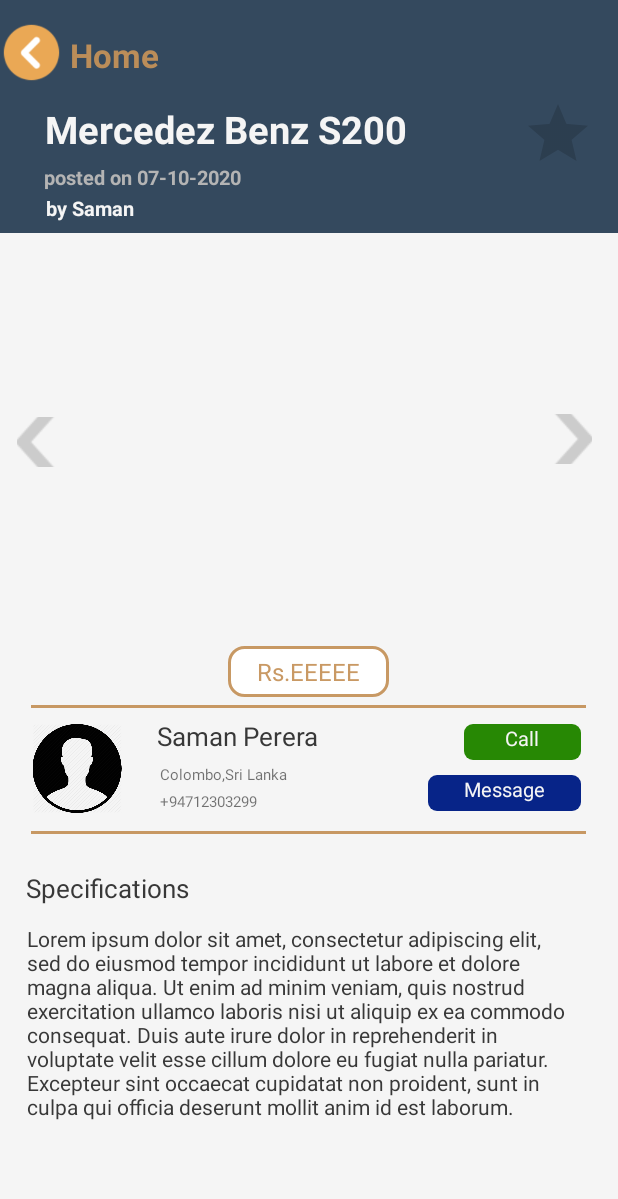
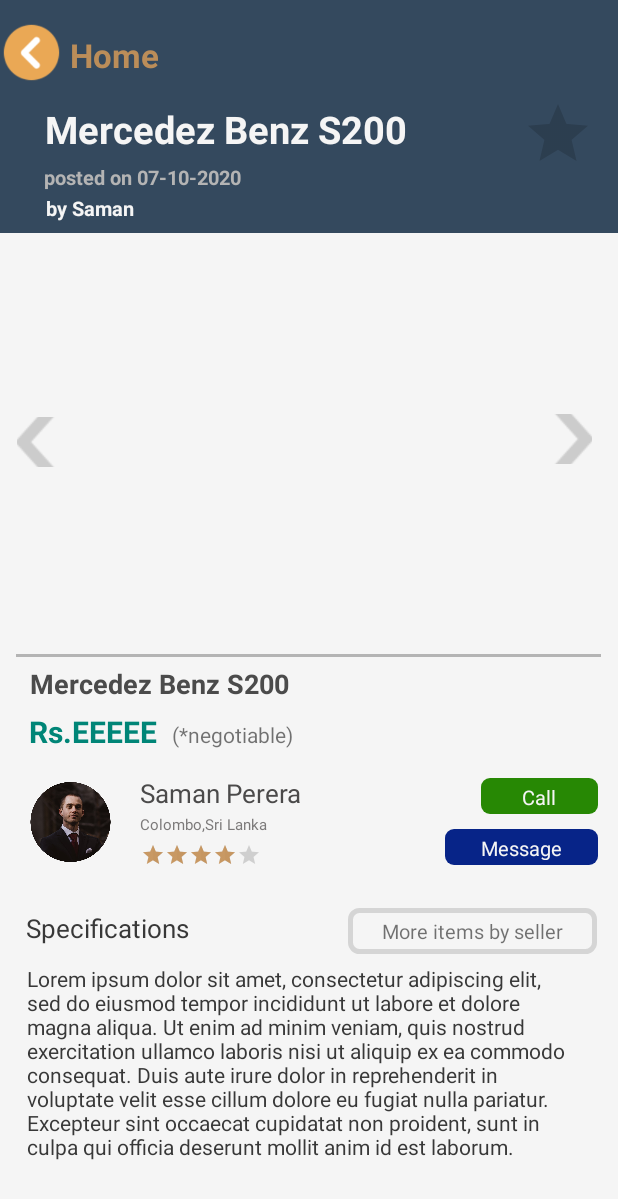
Before and after one commit to Damish/Ads_lk, an Android app: the layout fragment_item_profile_2.xml on its own in the app's theme, with its tools: preview values and no code run, on a phone screen of 412 x 824 dp. Shown: the top 1199 px of the screen. Run offline under Robolectric (Android 15) with nearby library versions, the phone set to English and light mode, and no system bars.

Commit message:
Added Seller Details page

```diff
--- a/app/src/main/java/com/damishs/ads_lk/ui/home/HomeFragment.java
+++ b/app/src/main/java/com/damishs/ads_lk/ui/home/HomeFragment.java
@@ -76,8 +76,6 @@ public class HomeFragment extends Fragment implements MyAdapter2.OnItemListener,
 
         // 2. set layoutManger
         //recyclerView2.setLayoutManager(new LinearLayoutManager(getActivity()));
-
-
 
         recyclerView.setLayoutManager(new GridLayoutManager(getContext(),1, GridLayoutManager.HORIZONTAL, false));
 
--- a/app/src/main/java/com/damishs/ads_lk/ui/home/ItemProfile2.java
+++ b/app/src/main/java/com/damishs/ads_lk/ui/home/ItemProfile2.java
@@ -4,8 +4,6 @@ import android.content.Intent;
 import android.net.Uri;
 import android.os.Bundle;
 import android.view.View;
-import android.view.animation.Animation;
-import android.view.animation.AnimationUtils;
 import android.widget.Button;
 import android.widget.ImageView;
 import android.widget.TextView;
@@ -39,7 +37,7 @@ public class ItemProfile2 extends AppCompatActivity implements View.OnClickListe
     @Override
     protected void onCreate(Bundle savedInstanceState) {
         super.onCreate(savedInstanceState);
-        setContentView(R.layout.activity_item_profile_2);
+        setContentView(R.layout.fragment_item_profile_2);
 
         txtAdName= findViewById(R.id.AdName);
         txtPublishedDate= findViewById(R.id.AdDate);
--- a/app/src/main/res/layout/adlistitem4.xml
+++ b/app/src/main/res/layout/adlistitem4.xml
@@ -5,7 +5,7 @@
     android:layout_width="wrap_content"
     android:layout_height="wrap_content"
     android:layout_margin="8dp"
-    android:background="@drawable/adapter_border_2"
+    android:background="@drawable/adapter_border_3"
     >
 
 
--- a/app/src/main/res/layout/activity_item_profile_2.xml
+++ b/app/src/main/res/layout/fragment_item_profile_2.xml
@@ -148,54 +148,104 @@
             android:layout_marginEnd="50dp">
 
         </ImageView>
+
     </RelativeLayout>
+
+    <View
+        android:id="@+id/divider2"
+        android:layout_width="390dp"
+        android:layout_height="2dp"
+        android:layout_gravity="center_horizontal"
+        android:layout_marginTop="5dp"
+        android:layout_marginBottom="5dp"
+        android:background="@color/color_bg_ash" />
 
     <LinearLayout
         android:layout_width="match_parent"
         android:layout_height="wrap_content"
-        android:gravity="center"
-        android:layout_marginBottom="5dp">
+        android:layout_gravity="center"
+        android:layout_marginBottom="5dp"
+        android:orientation="vertical">
+
+        <TextView
+            android:id="@+id/adName2"
+            android:layout_width="200dp"
+            android:layout_height="wrap_content"
+            android:layout_marginStart="20sp"
+            android:text="Mercedez Benz S200"
+            android:layout_weight="1"
+            android:textColor="#4B4B4B"
+            android:textSize="18sp"
+            android:textStyle="bold" />
+<LinearLayout
+    android:layout_width="match_parent"
+    android:layout_height="wrap_content"
+    android:orientation="horizontal">
 
     <TextView
         android:id="@+id/txtPrice"
         android:layout_width="wrap_content"
         android:layout_height="wrap_content"
+        android:paddingLeft="19dp"
+        android:paddingTop="6dp"
+        android:paddingRight="10dp"
+        android:paddingBottom="6dp"
+        android:text="Rs.EEEEE"
         android:textAlignment="center"
-            android:text="Rs.EEEEE"
-            android:textSize="16sp"
-            android:paddingTop="6dp"
-            android:paddingLeft="19dp"
-            android:paddingRight="19dp"
-            android:paddingBottom= "6dp"
-            android:background="@drawable/adapter_border_1"
-            android:textColor="@color/color_bg_gold">
+        android:textColor="@color/colorPrimary"
+        android:textSize="20sp"
+        android:textStyle="bold" />
 
-        </TextView>
+    <TextView
+        android:id="@+id/textView5"
+        android:layout_width="match_parent"
+        android:layout_height="wrap_content"
+        android:layout_weight="1"
+        android:text="(*negotiable)" />
+</LinearLayout>
     </LinearLayout>
 
-    <View
-        android:id="@+id/divider2"
-        android:layout_width="370dp"
-        android:layout_gravity="center_horizontal"
-        android:layout_height="2dp"
-        android:background="@color/color_bg_gold" />
+<!--    <View-->
+<!--        android:id="@+id/divider2"-->
+<!--        android:layout_width="match_parent"-->
+<!--        android:layout_gravity="center_horizontal"-->
+<!--        android:layout_height="2dp"-->
+<!--        android:layout_marginBottom="2dp"-->
+<!--        android:background="@color/color_bg_gold" />-->
 
     <RelativeLayout
+        android:id="@+id/sellerDetails"
         android:layout_width="match_parent"
-        android:layout_height="82dp"
-        android:layout_marginStart="5dp"
-        android:layout_marginEnd="5dp">
+        android:layout_height="73dp"
+        android:layout_gravity="start"
+        android:background="@color/color_bg_grey">
 
         <ImageView
-            android:layout_width="69dp"
-            android:layout_height="59dp"
+            android:layout_width="71dp"
+            android:layout_height="53dp"
             android:layout_alignParentStart="true"
             android:layout_alignParentBottom="true"
             android:layout_marginStart="11dp"
-            android:layout_marginBottom="12dp"
-            android:src="@drawable/profilemale">
+            android:layout_marginBottom="11dp"
+            android:src="@drawable/sellermale">
 
         </ImageView>
+
+        <TextView
+            android:id="@+id/callButton"
+            android:layout_width="78dp"
+            android:layout_height="24dp"
+            android:layout_alignParentEnd="true"
+            android:layout_alignParentBottom="true"
+            android:layout_marginEnd="13dp"
+            android:layout_marginBottom="43dp"
+            android:background="@drawable/btn_call"
+            android:foreground="?android:attr/selectableItemBackground"
+            android:padding="3dp"
+            android:text="Call"
+            android:textAlignment="center"
+            android:textColor="@color/color_bg_grey"
+            android:textSize="13sp" />
 
         <TextView
             android:id="@+id/button9"
@@ -203,25 +253,11 @@
             android:layout_height="24dp"
             android:layout_alignParentEnd="true"
             android:layout_alignParentBottom="true"
-            android:layout_marginEnd="19dp"
-            android:layout_marginBottom="13dp"
+            android:layout_marginEnd="13dp"
+            android:layout_marginBottom="9dp"
             android:background="@drawable/btn_message"
+            android:padding="3dp"
             android:text="Message"
-            android:textAlignment="center"
-            android:textColor="@color/color_bg_grey"
-            android:textSize="13sp" />
-
-        <TextView
-            android:id="@+id/callButton"
-            android:layout_width="78dp"
-            android:layout_height="24dp"
-            android:layout_alignParentEnd="true"
-            android:layout_alignParentBottom="true"
-            android:layout_marginEnd="19dp"
-            android:layout_marginBottom="47dp"
-            android:background="@drawable/btn_call"
-            android:text="Call"
-            android:foreground="?android:attr/selectableItemBackground"
             android:textAlignment="center"
             android:textColor="@color/color_bg_grey"
             android:textSize="13sp" />
@@ -232,10 +268,10 @@
             android:layout_height="wrap_content"
             android:layout_alignParentStart="true"
             android:layout_alignParentBottom="true"
-            android:layout_marginStart="99dp"
-            android:layout_marginBottom="51dp"
+            android:layout_marginStart="93dp"
+            android:layout_marginBottom="45dp"
             android:text="Saman Perera"
-            android:textColor="#383838"
+            android:textColor="#4B4A4A"
             android:textSize="17sp">
 
         </TextView>
@@ -246,41 +282,45 @@
             android:layout_alignParentStart="true"
             android:layout_alignParentTop="true"
             android:layout_alignParentBottom="true"
-            android:layout_marginStart="101dp"
-            android:layout_marginTop="37dp"
-            android:layout_marginBottom="32dp"
+            android:layout_marginStart="93dp"
+            android:layout_marginTop="30dp"
+            android:layout_marginBottom="25dp"
             android:text="Colombo,Sri Lanka"
-            android:textSize="10sp">
-        </TextView>
-
-        <TextView
-            android:layout_width="wrap_content"
-            android:layout_height="14dp"
-            android:layout_alignParentStart="true"
-            android:layout_alignParentTop="true"
-            android:layout_alignParentBottom="true"
-            android:layout_marginStart="101dp"
-            android:layout_marginTop="55dp"
-            android:layout_marginBottom="14dp"
-            android:text="+94712303299"
+            android:textColor="#7C7A7A"
             android:textSize="10sp">
 
         </TextView>
 
+        <RatingBar
+            android:id="@+id/ratingBar2"
+            style="?android:attr/ratingBarStyleSmall"
+            android:layout_width="wrap_content"
+            android:layout_height="wrap_content"
+            android:layout_alignParentEnd="true"
+            android:layout_alignParentBottom="true"
+            android:layout_marginEnd="238dp"
+            android:layout_marginBottom="8dp"
+            android:numStars="5"
+            android:progressTint="@color/color_bg_gold"
+            android:rating="4"
+            android:secondaryProgressTint="@color/color_bg_grey" />
+
     </RelativeLayout>
 
-    <View
-        android:id="@+id/divider3"
-        android:layout_width="370dp"
-        android:layout_gravity="center_horizontal"
-        android:layout_height="2dp"
-        android:background="@color/color_bg_gold"
-       />
+<!--    <View-->
+<!--        android:id="@+id/divider3"-->
+<!--        android:layout_width="match_parent"-->
+<!--        android:layout_gravity="center_horizontal"-->
+<!--        android:layout_height="2dp"-->
+<!--        android:layout_marginTop="2dp"-->
+<!--        android:background="@color/color_bg_gold"-->
+<!--       />-->
 
     <RelativeLayout
         android:layout_width="match_parent"
         android:layout_height="254dp"
-        android:layout_marginTop="5dp">
+        android:background="@color/color_bg_grey"
+        android:layout_marginTop="2dp">
 
         <TextView
             android:id="@+id/textView2"
@@ -306,6 +346,29 @@
             android:textColor="#383838"
             android:textSize="14sp"/>
 
+        <TextView
+            android:id="@+id/textView4"
+            android:layout_width="166dp"
+            android:layout_height="wrap_content"
+            android:layout_alignParentTop="true"
+            android:layout_alignParentEnd="true"
+            android:layout_marginTop="17dp"
+            android:layout_marginEnd="14dp"
+            android:layout_marginBottom="-51dp"
+            android:background="@drawable/adapter_border_2"
+            android:padding="6dp"
+            android:text="More items by seller"
+            android:textAlignment="center"
+            android:textSize="13sp" />
+    </RelativeLayout>
 
-    </RelativeLayout>
+    <View
+        android:id="@+id/divider3"
+        android:layout_width="390dp"
+        android:layout_height="2dp"
+        android:layout_gravity="center_horizontal"
+        android:layout_marginTop="5dp"
+        android:layout_marginBottom="5dp"
+        android:background="@color/color_bg_ash" />
+
 </LinearLayout>
```
Also changed, not shown: app/src/main/java/com/damishs/ads_lk/ui/home/ItemProfileFragment.java (+36 -14 lines), app/src/main/java/com/damishs/ads_lk/ui/home/SellerProfileFragment.java (added, +53 -0 lines), app/src/main/res/drawable/adapter_border_3.xml (added, +10 -0 lines), app/src/main/res/layout/fragment_seller_profile_2.xml (added, +182 -0 lines), app/src/main/res/drawable/sellermale.png (added). Lines whose indentation alone changed are shown as unchanged.
